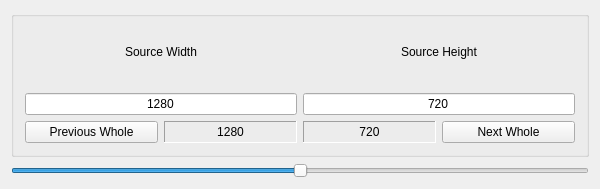
rickisen/AspectScaler, file src/aspectscaler.ui: the form before one commit.
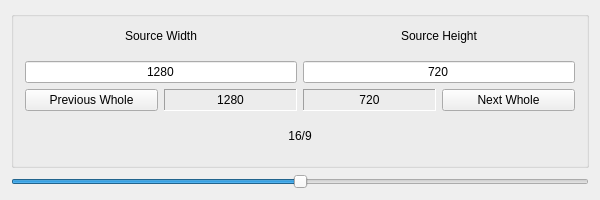
The form after the commit.

Commit message: Added Aspect Ratio indicator

The edit to the form file:
```diff
--- a/src/aspectscaler.ui
+++ b/src/aspectscaler.ui
@@ -7,7 +7,7 @@
     <x>0</x>
     <y>0</y>
     <width>600</width>
-    <height>189</height>
+    <height>200</height>
    </rect>
   </property>
   <property name="minimumSize">
@@ -149,6 +149,16 @@
          </item>
         </layout>
        </item>
+       <item>
+        <widget class="QLabel" name="LabelAspectRatio">
+         <property name="text">
+          <string>16/9</string>
+         </property>
+         <property name="alignment">
+          <set>Qt::AlignCenter</set>
+         </property>
+        </widget>
+       </item>
       </layout>
      </widget>
     </item>
```
The commit also changes 3 other files.
